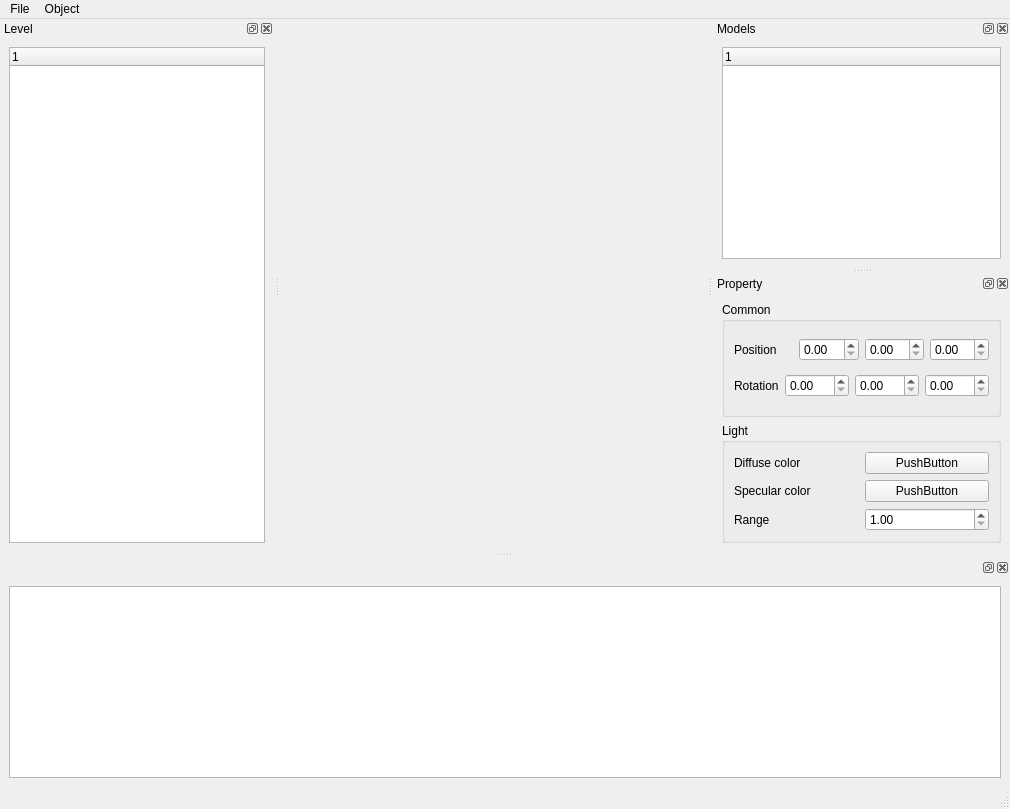
Above: ogre_studio/ui/mainwindow.ui from terrorsl/ogre_tools before the change. Below: the same form after it.
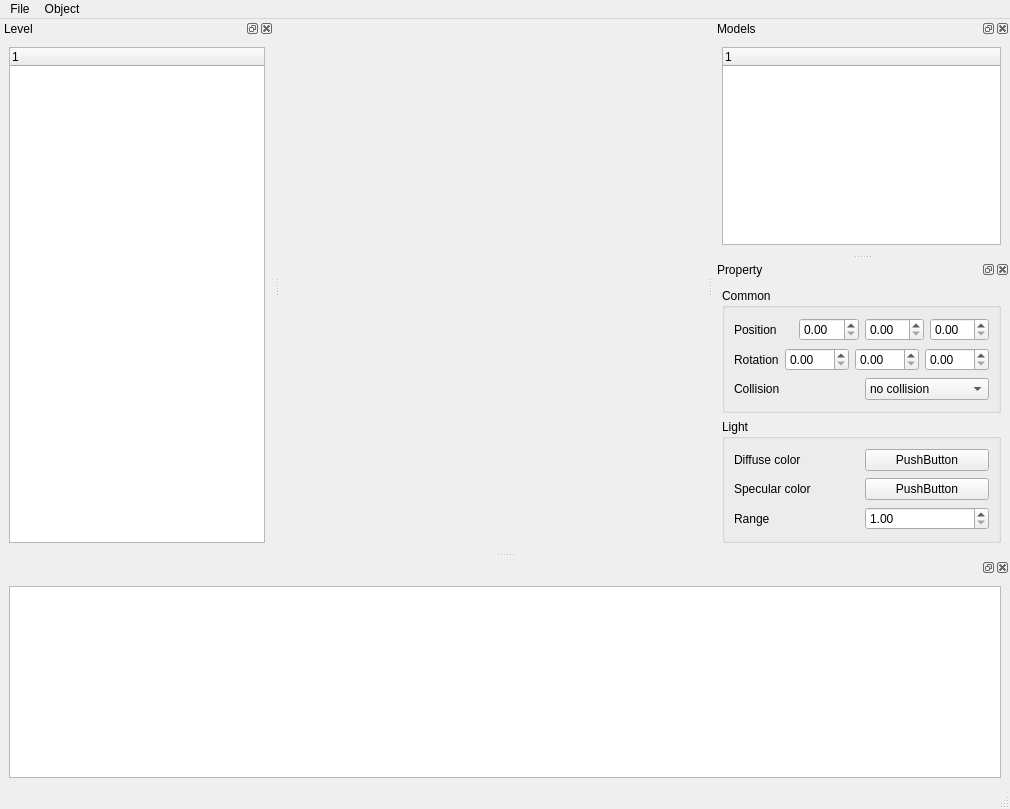
That is the form after the change. Custom widgets are drawn as their Qt base class.

Commit message: append option for collision

What changed in the file:
```diff
--- a/ogre_studio/ui/mainwindow.ui
+++ b/ogre_studio/ui/mainwindow.ui
@@ -158,6 +158,36 @@
           </item>
          </layout>
         </item>
+        <item>
+         <layout class="QHBoxLayout" name="horizontalLayout_4">
+          <item>
+           <widget class="QLabel" name="label_6">
+            <property name="text">
+             <string>Collision</string>
+            </property>
+           </widget>
+          </item>
+          <item>
+           <widget class="QComboBox" name="comboBox">
+            <item>
+             <property name="text">
+              <string>no collision</string>
+             </property>
+            </item>
+            <item>
+             <property name="text">
+              <string>static</string>
+             </property>
+            </item>
+            <item>
+             <property name="text">
+              <string>dynamic</string>
+             </property>
+            </item>
+           </widget>
+          </item>
+         </layout>
+        </item>
        </layout>
       </widget>
      </item>
```
